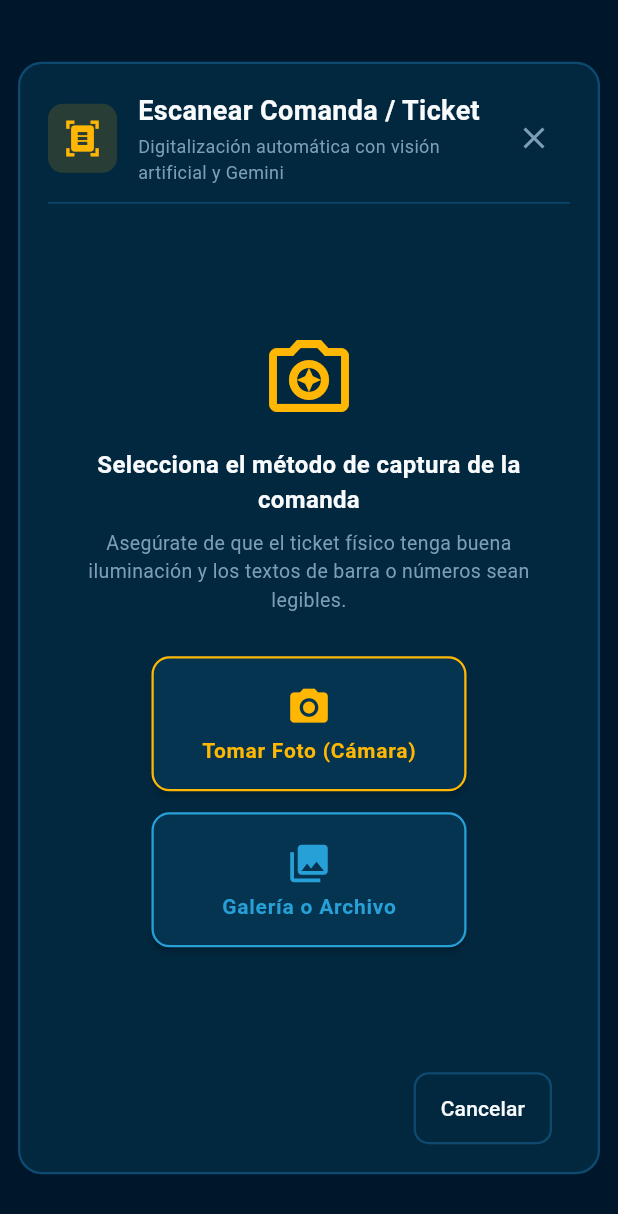
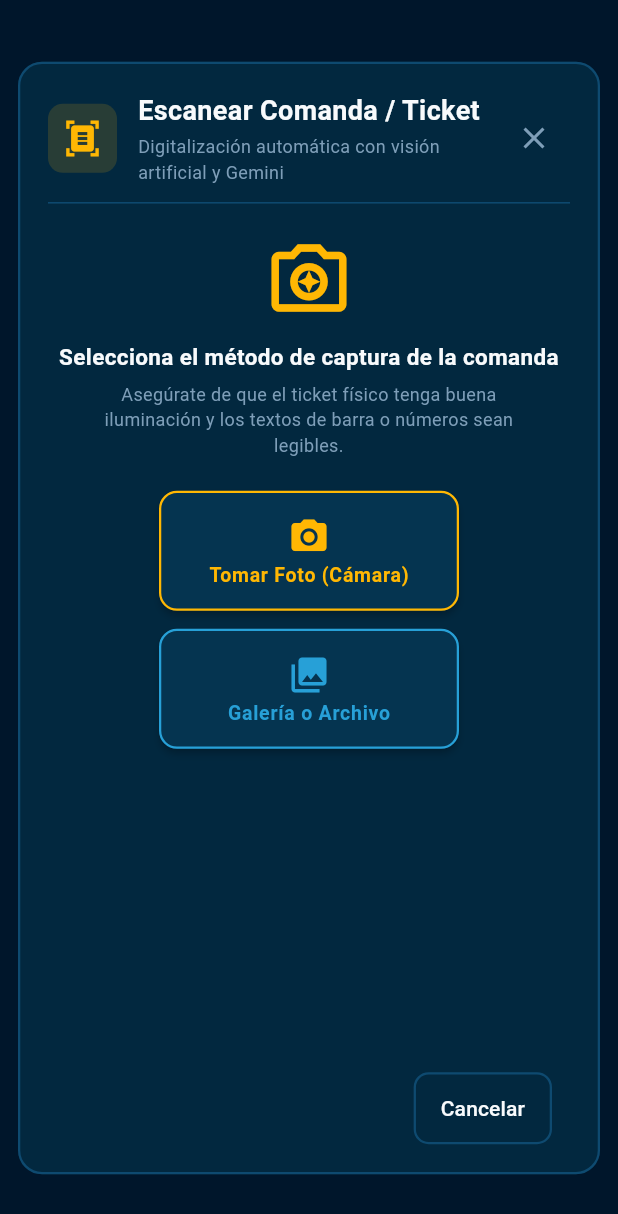
Before and after one commit to VladimirArguelles/kardexbar, a Flutter app: the EscanearTicketDialog widget shown alone on an empty page, opened directly with empty values, on a phone screen of 412 x 824 dp. Shown: the top 1214 px of the screen. Run offline on Flutter 3.47's test engine with Material 3 defaults, Android fonts, the phone set to English and light mode, and no system bars; our stand-ins replace image_picker, pdf, printing, supabase_flutter; accounts and stored records are empty.

Commit message:
fix(comandas): actualizar a gemini-3.8-flash con fallback y scroll en modal

```diff
--- a/lib/features/comandas/widgets/escanear_ticket_dialog.dart
+++ b/lib/features/comandas/widgets/escanear_ticket_dialog.dart
@@ -287,39 +287,41 @@ class _EscanearTicketDialogState extends State<EscanearTicketDialog> {
 
   /// Vista inicial: Selección de origen (Cámara o Galería)
   Widget _buildVistaSeleccionarOrigen() {
-    return Center(
-      child: SingleChildScrollView(
+    return SingleChildScrollView(
+      physics: const BouncingScrollPhysics(),
+      padding: const EdgeInsets.symmetric(vertical: 8),
       child: Column(
+        mainAxisSize: MainAxisSize.min,
         mainAxisAlignment: MainAxisAlignment.center,
         children: [
-            const Icon(
+          Icon(
             Icons.camera_enhance_outlined,
-              size: 64,
+            size: _mensajeError != null ? 48 : 60,
             color: AppTheme.primaryAmber,
           ),
-            const SizedBox(height: 16),
+          const SizedBox(height: 12),
           const Text(
             'Selecciona el método de captura de la comanda',
             style: TextStyle(
-                fontSize: 16,
+              fontSize: 15,
               fontWeight: FontWeight.bold,
               color: AppTheme.textPrimary,
             ),
             textAlign: TextAlign.center,
           ),
-            const SizedBox(height: 8),
+          const SizedBox(height: 6),
           const Padding(
-              padding: EdgeInsets.symmetric(horizontal: 24.0),
+            padding: EdgeInsets.symmetric(horizontal: 16.0),
             child: Text(
               'Asegúrate de que el ticket físico tenga buena iluminación y los textos de barra o números sean legibles.',
-                style: TextStyle(fontSize: 13, color: AppTheme.textMuted),
+              style: TextStyle(fontSize: 12, color: AppTheme.textMuted),
               textAlign: TextAlign.center,
             ),
           ),
-            const SizedBox(height: 28),
+          SizedBox(height: _mensajeError != null ? 14 : 22),
           if (_mensajeError != null) ...[
             Container(
-                margin: const EdgeInsets.only(bottom: 20),
+              margin: const EdgeInsets.only(bottom: 16),
               padding: const EdgeInsets.all(12),
               decoration: BoxDecoration(
                 color: AppTheme.errorCoral.withValues(alpha: 0.15),
@@ -339,7 +341,8 @@ class _EscanearTicketDialogState extends State<EscanearTicketDialog> {
                       _mensajeError!,
                       style: const TextStyle(
                         color: AppTheme.errorCoral,
-                          fontSize: 13,
+                        fontSize: 12,
+                        fontWeight: FontWeight.w600,
                       ),
                     ),
                   ),
@@ -348,13 +351,13 @@ class _EscanearTicketDialogState extends State<EscanearTicketDialog> {
             ),
           ],
           Wrap(
-              spacing: 16,
-              runSpacing: 14,
+            spacing: 14,
+            runSpacing: 12,
             alignment: WrapAlignment.center,
             children: [
               SizedBox(
-                  width: 210,
-                  height: 90,
+                width: 200,
+                height: 80,
                 child: ElevatedButton(
                   style: ElevatedButton.styleFrom(
                     backgroundColor: AppTheme.surfaceVariant,
@@ -371,12 +374,12 @@ class _EscanearTicketDialogState extends State<EscanearTicketDialog> {
                   child: const Column(
                     mainAxisAlignment: MainAxisAlignment.center,
                     children: [
-                        Icon(Icons.camera_alt, size: 30),
-                        SizedBox(height: 6),
+                      Icon(Icons.camera_alt, size: 28),
+                      SizedBox(height: 4),
                       Text(
                         'Tomar Foto (Cámara)',
                         style: TextStyle(
-                            fontSize: 14,
+                          fontSize: 13,
                           fontWeight: FontWeight.bold,
                         ),
                       ),
@@ -385,8 +388,8 @@ class _EscanearTicketDialogState extends State<EscanearTicketDialog> {
                 ),
               ),
               SizedBox(
-                  width: 210,
-                  height: 90,
+                width: 200,
+                height: 80,
                 child: ElevatedButton(
                   style: ElevatedButton.styleFrom(
                     backgroundColor: AppTheme.surfaceVariant,
@@ -403,12 +406,12 @@ class _EscanearTicketDialogState extends State<EscanearTicketDialog> {
                   child: const Column(
                     mainAxisAlignment: MainAxisAlignment.center,
                     children: [
-                        Icon(Icons.photo_library, size: 30),
-                        SizedBox(height: 6),
+                      Icon(Icons.photo_library, size: 28),
+                      SizedBox(height: 4),
                       Text(
                         'Galería o Archivo',
                         style: TextStyle(
-                            fontSize: 14,
+                          fontSize: 13,
                           fontWeight: FontWeight.bold,
                         ),
                       ),
@@ -418,8 +421,8 @@ class _EscanearTicketDialogState extends State<EscanearTicketDialog> {
               ),
             ],
           ),
+          const SizedBox(height: 12),
         ],
-        ),
       ),
     );
   }
```
Also changed, not shown: 3 other files. Lines whose indentation alone changed are shown as unchanged.
